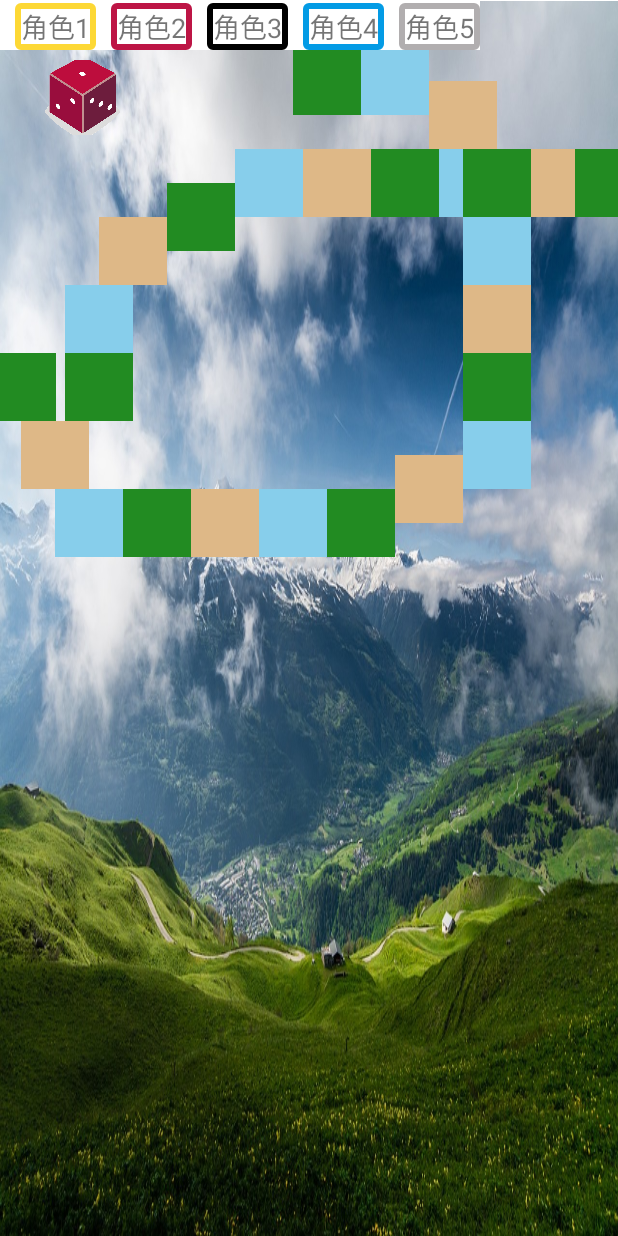
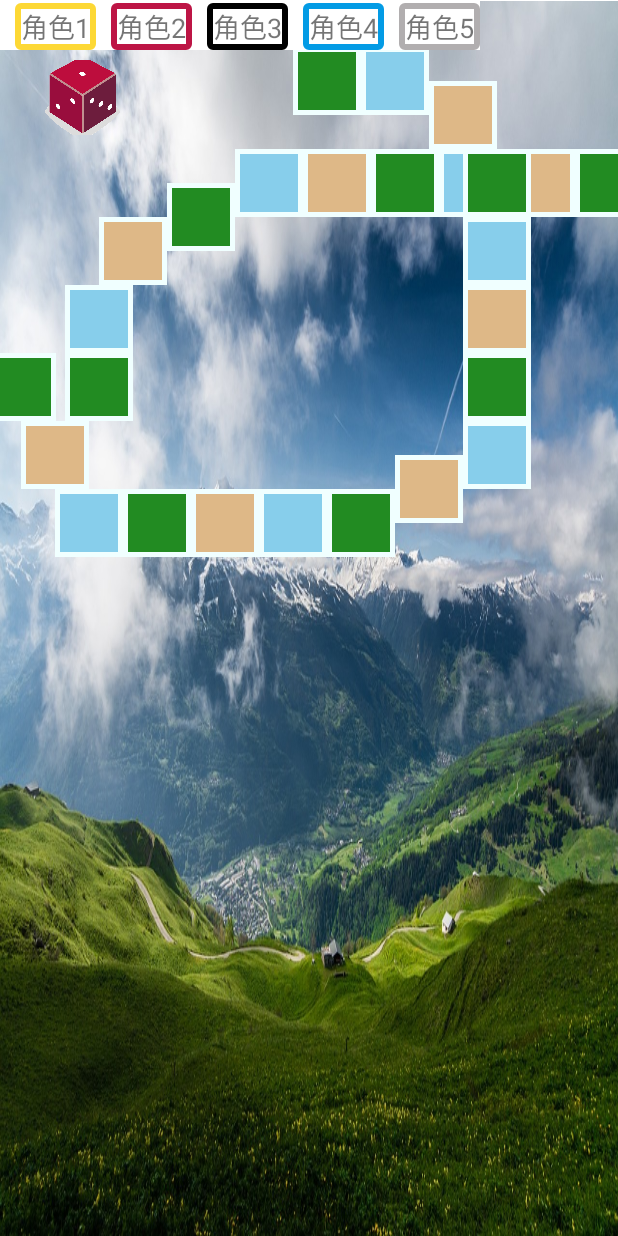
Before and after one commit to B-ay/software-engineering, an Android app: the layout activity_chanllege_mode_map.xml on its own in the app's theme, with its tools: preview values and no code run, on a phone screen of 412 x 824 dp. Run offline under Robolectric (Android 15) with nearby library versions, the phone set to English and light mode, and no system bars.

Commit message:
修改部分显示界面

```diff
--- a/app/src/main/res/drawable/rectangle.xml
+++ b/app/src/main/res/drawable/rectangle.xml
@@ -26,9 +26,9 @@
          width:描边宽度
          color:描边颜色
      -->
-<!--    <stroke-->
-<!--        android:width="10px"-->
-<!--        android:color="#f0ffff" />-->
+    <stroke
+       android:width="5px"
+       android:color="#f0ffff" />
 
     <!-- 设置填充效果
          color:填充颜色
--- a/app/src/main/res/drawable/rectangle1.xml
+++ b/app/src/main/res/drawable/rectangle1.xml
@@ -24,11 +24,11 @@
 
     <!-- 设置描边效果
          width:描边宽度
-         color:描边颜色
+         color:描边颜色 a52a2a
      -->
-<!--    <stroke-->
-<!--        android:width="10px"-->
-<!--        android:color="#a52a2a" />-->
+    <stroke
+        android:width="5px"
+        android:color="#f0ffff" />
 
     <!-- 设置填充效果
          color:填充颜色
--- a/app/src/main/res/drawable/rectangle2.xml
+++ b/app/src/main/res/drawable/rectangle2.xml
@@ -24,11 +24,11 @@
 
     <!-- 设置描边效果
          width:描边宽度
-         color:描边颜色
+         color:描边颜色 ffd700
      -->
-<!--    <stroke-->
-<!--        android:width="10px"-->
-<!--        android:color="#ffd700" />-->
+    <stroke
+        android:width="5px"
+        android:color="#f0ffff" />
 
     <!-- 设置填充效果
          color:填充颜色
--- a/app/src/main/res/layout-land/activity_chanllege_mode_map.xml
+++ b/app/src/main/res/layout-land/activity_chanllege_mode_map.xml
@@ -7,7 +7,7 @@
         xmlns:app="http://schemas.android.com/apk/res-auto"
         xmlns:tools="http://schemas.android.com/tools"
         android:layout_width="match_parent"
-        android:layout_height="match_parent"
+        android:layout_height="wrap_content"
         tools:context=".ChanllegeModeMap">
 
         <ImageView
--- a/app/src/main/res/layout/activity_adventure_mode_correct.xml
+++ b/app/src/main/res/layout/activity_adventure_mode_correct.xml
@@ -31,7 +31,7 @@
         android:scaleType="fitXY"
         app:layout_constraintBottom_toBottomOf="@+id/iv_adventure_mode_correct_3"
         app:layout_constraintEnd_toEndOf="parent"
-        app:layout_constraintHorizontal_bias="0.644"
+        app:layout_constraintHorizontal_bias="0.5"
         app:layout_constraintStart_toStartOf="parent"
         app:layout_constraintTop_toTopOf="@+id/iv_adventure_mode_correct_3"
         app:layout_constraintVertical_bias="0.345"
@@ -40,8 +40,8 @@
 
     <ImageButton
         android:id="@+id/img_btn_adventure_mode_corect_back"
-        android:layout_width="50dp"
-        android:layout_height="50dp"
+        android:layout_width="60dp"
+        android:layout_height="60dp"
         app:layout_constraintBottom_toBottomOf="parent"
         app:layout_constraintEnd_toEndOf="parent"
         app:layout_constraintHorizontal_bias="0.077"
```
Also changed, not shown: app/src/main/res/drawable/reply.xml (added, +13 -0 lines), app/src/main/res/layout-land/activity_chanllenge_mode_question.xml (+4 -4 lines), app/src/main/res/layout/activity_mode_choose.xml (+18 -27 lines).
